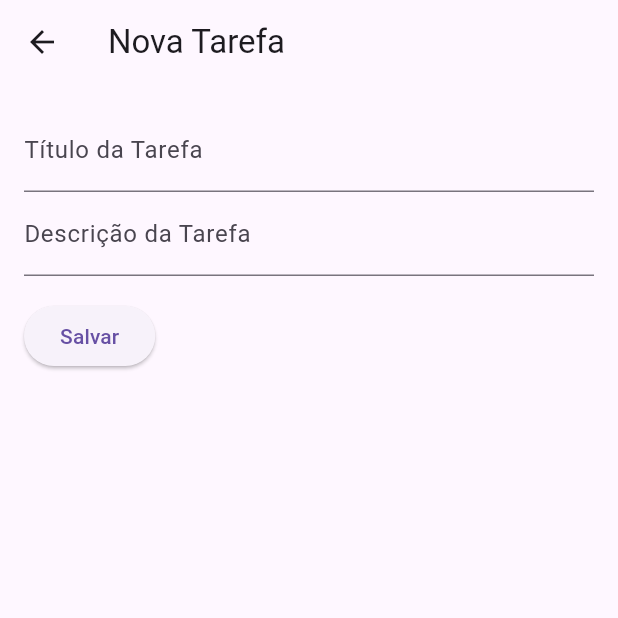
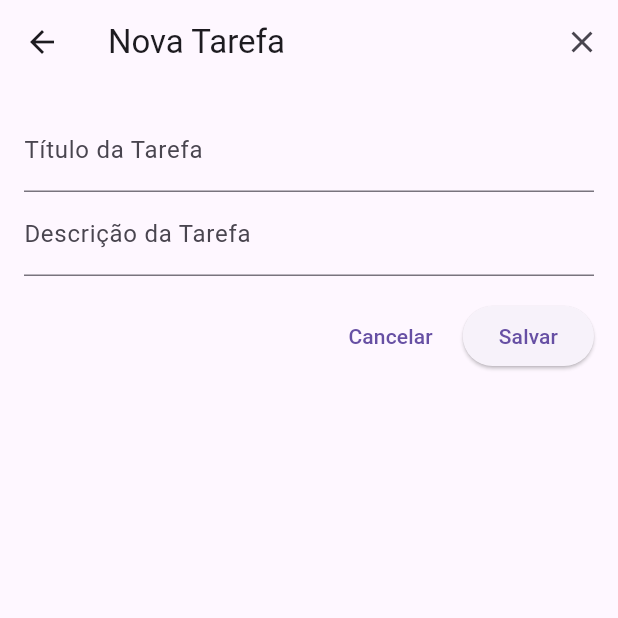
Before and after one commit to eleazaro/Flutter-ToDoList, a Flutter app: the screen it shows after launch, after a tap on the "add" icon, on a phone screen of 412 x 824 dp, the top half of it. Run offline on Flutter 3.47's test engine with Material 3 defaults, Android fonts, the phone set to English and light mode, and no system bars; network calls fail.

```diff
--- /dev/null
+++ b/flutter_todolist/lib/core/network/api_client.dart
@@ -0,0 +1,45 @@
+import 'package:http/http.dart' as http;
+import 'dart:convert';
+
+class ApiClient {
+  final String baseUrl = "http://10.0.2.2:5131/api";
+
+  Future<List<dynamic>> get(String endpoint) async {
+    try {
+      final String url = '$baseUrl$endpoint';
+      print('Chamando: $url');
+
+      final response = await http.get(Uri.parse('$baseUrl$endpoint'));
+
+      if (response.statusCode == 200) {
+        return json.decode(response.body);
+      } else {
+        throw Exception(
+          'Erro ao buscar os dados. Status Code: ${response.statusCode}, Body: ${response.body}',
+        );
+      }
+    } catch (e) {
+      throw Exception('Erro de conexão: $e');
+    }
+  }
+
+  Future<void> post(String endpoint, Map<String, dynamic> data) async {
+    await http.post(
+      Uri.parse('$baseUrl$endpoint'),
+      headers: {'Content-Type': 'application/json'},
+      body: json.encode(data),
+    );
+  }
+
+  Future<void> put(String endpoint, Map<String, dynamic> data) async {
+    await http.put(
+      Uri.parse('$baseUrl$endpoint'),
+      headers: {'Content-Type': 'application/json'},
+      body: json.encode(data),
+    );
+  }
+
+  Future<void> delete(String endpoint) async {
+    await http.delete(Uri.parse('$baseUrl$endpoint'));
+  }
+}
--- a/flutter_todolist/lib/domain/entities/tarefa_entity.dart
+++ b/flutter_todolist/lib/domain/entities/tarefa_entity.dart
@@ -1,6 +1,11 @@
 class TarefaEntity {
-  String titulo;
-  String descricao;
+  final int id;
+  final String titulo;
+  final String descricao;
 
-  TarefaEntity({required this.titulo, required this.descricao});
+  TarefaEntity({
+    required this.id,
+    required this.titulo,
+    required this.descricao,
+  });
 }
--- a/flutter_todolist/lib/main.dart
+++ b/flutter_todolist/lib/main.dart
@@ -1,21 +1,33 @@
 import 'package:flutter/material.dart';
+import 'package:flutter_todolist/core/data/datasources/tarefa_remote_datasource_impl.dart';
+import 'package:flutter_todolist/core/data/repositories/tarefa_repository_impl.dart';
+import 'package:flutter_todolist/core/network/api_client.dart';
+import 'package:flutter_todolist/presentation/controllers/tarefa_controller.dart';
 import 'package:flutter_todolist/presentation/pages/tarefa_page.dart';
+import 'package:provider/provider.dart';
 
 void main() {
-  runApp(MyApp());
+  final apiClient = ApiClient();
+  final remoteDataSource = TarefaRemoteDataSourceImpl(apiClient);
+  final repository = TarefaRepositoryImpl(remoteDataSource: remoteDataSource);
+
+  runApp(
+    MultiProvider(
+      providers: [
+        ChangeNotifierProvider<TarefaController>(
+          create: (context) => TarefaController(repository),
+        ),
+      ],
+      child: MyApp(),
+    ),
+  );
 }
 
 class MyApp extends StatelessWidget {
+  const MyApp({super.key});
+
   @override
   Widget build(BuildContext context) {
-    return MaterialApp(
-      title: 'Gerenciamento de Tarefas',
-      theme: ThemeData(
-        primarySwatch: Colors.blue,
-        visualDensity: VisualDensity.adaptivePlatformDensity,
-      ),
-      // Defina a página inicial como TarefaPage
-      home: TarefaPage(),
-    );
+    return MaterialApp(home: TarefaPage());
   }
 }
--- a/flutter_todolist/lib/presentation/controllers/tarefa_controller.dart
+++ b/flutter_todolist/lib/presentation/controllers/tarefa_controller.dart
@@ -1,28 +1,32 @@
 import 'package:flutter/material.dart';
-import 'package:flutter_todolist/domain/entities/tarefa_entity.dart';
+import '../../domain/entities/tarefa_entity.dart';
+import '../../domain/repositories/tarefa_repository.dart';
 
 class TarefaController extends ChangeNotifier {
-  List<TarefaEntity> _tarefas = [
-    TarefaEntity(titulo: 'Tarefa 1', descricao: 'Descrição da Tarefa 1'),
-    TarefaEntity(titulo: 'Tarefa 2', descricao: 'Descrição da Tarefa 2'),
-    TarefaEntity(titulo: 'Tarefa 3', descricao: 'Descrição da Tarefa 3'),
-    TarefaEntity(titulo: 'Tarefa 4', descricao: 'Descrição da Tarefa 4'),
-  ];
+  final TarefaRepository repository;
+  List<TarefaEntity> _tarefas = [];
+
+  TarefaController(this.repository);
 
   List<TarefaEntity> get tarefas => _tarefas;
 
-  void adicionarTarefa(TarefaEntity tarefa) {
-    _tarefas.add(tarefa);
+  Future<void> carregarTarefas() async {
+    _tarefas = await repository.getTarefas();
     notifyListeners();
   }
 
-  void editarTarefa(int index, TarefaEntity tarefa) {
-    _tarefas[index] = tarefa;
-    notifyListeners();
+  Future<void> adicionarTarefa(TarefaEntity tarefa) async {
+    await repository.postTarefa(tarefa);
+    carregarTarefas();
   }
 
-  void removerTarefa(int index) {
-    _tarefas.removeAt(index);
-    notifyListeners();
+  Future<void> editarTarefa(TarefaEntity tarefa) async {
+    await repository.putTarefa(tarefa);
+    carregarTarefas();
+  }
+
+  Future<void> removerTarefa(int id) async {
+    await repository.deleteTarefa(id);
+    carregarTarefas();
   }
 }
--- a/flutter_todolist/lib/presentation/pages/tarefa_page.dart
+++ b/flutter_todolist/lib/presentation/pages/tarefa_page.dart
@@ -1,18 +1,30 @@
 import 'package:flutter/material.dart';
+import 'package:provider/provider.dart';
 import '../controllers/tarefa_controller.dart';
 import '../widgets/tarefa_list_item.dart';
 import '../widgets/tarefa_form_modal.dart';
 
 class TarefaPage extends StatefulWidget {
+  const TarefaPage({super.key});
+
   @override
-  _TarefaPageState createState() => _TarefaPageState();
+  TarefaPageState createState() => TarefaPageState();
 }
 
-class _TarefaPageState extends State<TarefaPage> {
-  final TarefaController _controller = TarefaController();
+class TarefaPageState extends State<TarefaPage> {
+  @override
+  void initState() {
+    super.initState();
+    Future.microtask(() {
+      final controller = Provider.of<TarefaController>(context, listen: false);
+      controller.carregarTarefas();
+    });
+  }
 
   @override
   Widget build(BuildContext context) {
+    final controller = Provider.of<TarefaController>(context);
+
     return Scaffold(
       appBar: AppBar(
         title: Text("Gerenciamento de Tarefas"),
@@ -22,8 +34,7 @@ class _TarefaPageState extends State<TarefaPage> {
             onPressed: () {
               Navigator.of(context).push(
                 MaterialPageRoute(
-                  builder:
-                      (context) => TarefaFormModal(controller: _controller),
+                  builder: (context) => TarefaFormModal(controller: controller),
                 ),
               );
             },
@@ -31,15 +42,15 @@ class _TarefaPageState extends State<TarefaPage> {
         ],
       ),
       body: ListenableBuilder(
-        listenable: _controller,
+        listenable: controller,
         builder: (context, child) {
           return ListView.builder(
-            itemCount: _controller.tarefas.length,
+            itemCount: controller.tarefas.length,
             itemBuilder: (context, index) {
-              final tarefa = _controller.tarefas[index];
+              final tarefa = controller.tarefas[index];
               return TarefaListItem(
                 tarefa: tarefa,
-                controller: _controller,
+                controller: controller,
                 index: index,
               );
             },
--- a/flutter_todolist/lib/presentation/widgets/tarefa_form_modal.dart
+++ b/flutter_todolist/lib/presentation/widgets/tarefa_form_modal.dart
@@ -11,14 +11,14 @@ class TarefaFormModal extends StatefulWidget {
     required this.controller,
     this.tarefaEditada,
     this.index,
-    Key? key,
-  }) : super(key: key);
+    super.key,
+  });
 
   @override
-  _TarefaFormModalState createState() => _TarefaFormModalState();
+  TarefaFormModalState createState() => TarefaFormModalState();
 }
 
-class _TarefaFormModalState extends State<TarefaFormModal> {
+class TarefaFormModalState extends State<TarefaFormModal> {
   late final TextEditingController _tituloController;
   late final TextEditingController _descricaoController;
 
@@ -34,12 +34,25 @@ class _TarefaFormModalState extends State<TarefaFormModal> {
   }
 
   @override
+  void dispose() {
+    _tituloController.dispose();
+    _descricaoController.dispose();
+    super.dispose();
+  }
+
+  @override
   Widget build(BuildContext context) {
     return Scaffold(
       appBar: AppBar(
         title: Text(
           widget.tarefaEditada == null ? 'Nova Tarefa' : 'Editar Tarefa',
         ),
+        actions: [
+          IconButton(
+            icon: Icon(Icons.close),
+            onPressed: () => Navigator.pop(context),
+          ),
+        ],
       ),
       body: Padding(
         padding: const EdgeInsets.all(16.0),
@@ -55,6 +68,14 @@ class _TarefaFormModalState extends State<TarefaFormModal> {
               decoration: InputDecoration(labelText: 'Descrição da Tarefa'),
             ),
             SizedBox(height: 16),
+            Row(
+              mainAxisAlignment: MainAxisAlignment.end,
+              children: [
+                TextButton(
+                  onPressed: () => Navigator.pop(context),
+                  child: Text('Cancelar'),
+                ),
+                SizedBox(width: 8),
                 ElevatedButton(
                   onPressed: () {
                     if (_tituloController.text.isNotEmpty &&
@@ -62,10 +83,11 @@ class _TarefaFormModalState extends State<TarefaFormModal> {
                       final novaTarefa = TarefaEntity(
                         titulo: _tituloController.text,
                         descricao: _descricaoController.text,
+                        id: widget.tarefaEditada?.id ?? 0,
                       );
 
-                  if (widget.tarefaEditada != null && widget.index != null) {
-                    widget.controller.editarTarefa(widget.index!, novaTarefa);
+                      if (widget.tarefaEditada != null) {
+                        widget.controller.editarTarefa(novaTarefa);
                       } else {
                         widget.controller.adicionarTarefa(novaTarefa);
                       }
@@ -82,6 +104,8 @@ class _TarefaFormModalState extends State<TarefaFormModal> {
                 ),
               ],
             ),
+          ],
+        ),
       ),
     );
   }
--- a/flutter_todolist/lib/presentation/widgets/tarefa_list_item.dart
+++ b/flutter_todolist/lib/presentation/widgets/tarefa_list_item.dart
@@ -12,8 +12,8 @@ class TarefaListItem extends StatelessWidget {
     required this.tarefa,
     required this.controller,
     required this.index,
-    Key? key,
-  }) : super(key: key);
+    super.key,
+  });
 
   @override
   Widget build(BuildContext context) {
@@ -37,7 +37,6 @@ class TarefaListItem extends StatelessWidget {
         subtitle: Text(tarefa.descricao),
         trailing: Icon(Icons.check_circle_outline),
         onTap: () {
-          // Abre o modal de edição
           Navigator.of(context).push(
             MaterialPageRoute(
               builder:
--- a/flutter_todolist/pubspec.yaml
+++ b/flutter_todolist/pubspec.yaml
@@ -37,7 +37,7 @@ dependencies:
 
   equatable: ^2.0.7
   http: ^1.3.0
-  dartz: ^0.10.1
+  provider: ^6.1.2
 
 dev_dependencies:
   flutter_test:
```
Also changed, not shown: flutter_todolist/lib/core/data/datasources/tarefa_remote_datasource.dart (added, +8 -0 lines), flutter_todolist/lib/core/data/datasources/tarefa_remote_datasource_impl.dart (added, +30 -0 lines), flutter_todolist/lib/core/data/models/tarefa_model.dart (added, +21 -0 lines), flutter_todolist/lib/core/data/repositories/tarefa_repository_impl.dart (added, +42 -0 lines), flutter_todolist/lib/domain/repositories/tarefa_repository.dart (added, +8 -0 lines), flutter_todolist/lib/core/errors/exceptions.dart (added), flutter_todolist/lib/core/errors/failures.dart (added), flutter_todolist/lib/domain/usecases/delete_tarefas.dart (added), flutter_todolist/lib/domain/usecases/get_tarefas.dart (added), flutter_todolist/lib/domain/usecases/post_tarefas.dart (added), flutter_todolist/lib/domain/usecases/put_tarefas.dart (added). Lines whose indentation alone changed are shown as unchanged.
